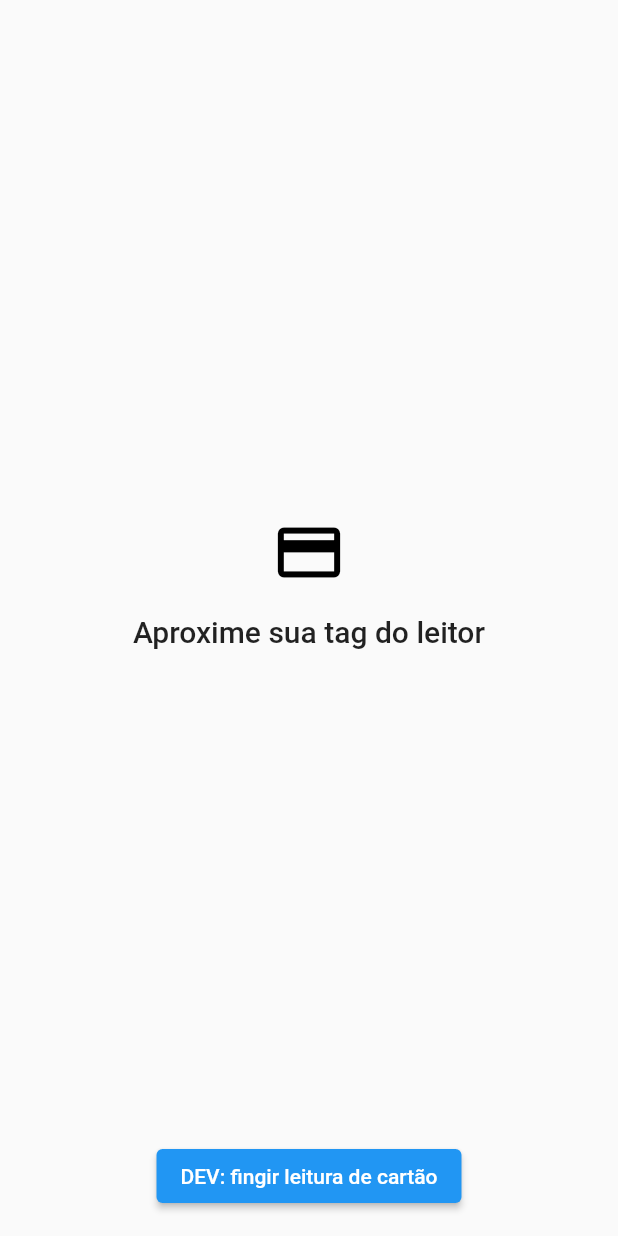
After one commit to jjosenaldo/charity-machine, a Flutter app: the screen it shows after launch, on a phone screen of 412 x 824 dp. The commit adds this screen. Run offline on Flutter 3.47's test engine with Material 2 defaults, Android fonts, the phone set to English and light mode, and no system bars; our stand-ins replace cached_network_image, flutter_riverpod, go_router, google_fonts, stack_trace.

Commit message:
feature: navigation more or less functional

```diff
--- a/machine_app/lib/main.dart
+++ b/machine_app/lib/main.dart
@@ -1,6 +1,12 @@
 import 'package:charity/modules/main/app.dart';
 import 'package:flutter/material.dart';
+import 'package:stack_trace/stack_trace.dart' as stack_trace;
 
 void main() {
+  FlutterError.demangleStackTrace = (StackTrace stack) {
+    if (stack is stack_trace.Trace) return stack.vmTrace;
+    if (stack is stack_trace.Chain) return stack.toTrace().vmTrace;
+    return stack;
+  };
   runApp(const CharityApp());
 }
--- /dev/null
+++ b/machine_app/lib/modules/auth/presentation/pages/auth_page.dart
@@ -0,0 +1,39 @@
+import 'package:flutter/material.dart';
+import 'package:go_router/go_router.dart';
+
+// TODO: add logout button (to all pages?)
+class AuthPage extends StatelessWidget {
+  const AuthPage({super.key});
+
+  @override
+  Widget build(BuildContext context) {
+    return Scaffold(
+      body: Center(
+        child: Container(
+          padding: const EdgeInsets.all(16.0),
+          child: Column(
+            children: [
+              const Spacer(),
+              const Icon(
+                Icons.credit_card,
+                size: 50,
+                color: Colors.black,
+              ),
+              const SizedBox(height: 16.0),
+              Text(
+                'Aproxime sua tag do leitor',
+                style: Theme.of(context).textTheme.titleLarge,
+              ),
+              const Spacer(),
+              ElevatedButton(
+                onPressed: () => context.goNamed('/category'),
+                // TODO: remove after
+                child: const Text('DEV: fingir leitura de cartão'),
+              ),
+            ],
+          ),
+        ),
+      ),
+    );
+  }
+}
--- a/machine_app/lib/modules/main/main_providers.dart
+++ b/machine_app/lib/modules/main/main_providers.dart
@@ -1,3 +1,4 @@
+import 'package:charity/modules/auth/presentation/pages/auth_page.dart';
 import 'package:charity/modules/common/domain/entities/item.dart';
 import 'package:charity/modules/home/home_providers.dart';
 import 'package:charity/modules/home/presentation/pages/select_category/select_category_page.dart';
@@ -8,24 +9,37 @@ import 'package:flutter_riverpod/flutter_riverpod.dart';
 import 'package:go_router/go_router.dart';
 
 final goRouterProvider = Provider<GoRouter>((ref) {
-  final homeDataNotifier = ref.watch(categoryMenuNotifierProvider.notifier);
-
   return GoRouter(
+    initialLocation: '/auth',
     routes: <RouteBase>[
+      StatefulShellRoute(
+        branches: [
+          StatefulShellBranch(routes: [
             GoRoute(
+              name: '/auth',
+              path: '/auth',
+              builder: (BuildContext context, GoRouterState state) {
+                return const AuthPage();
+              },
+            ),
+            GoRoute(
+              name: '/category',
               path: '/category',
               builder: (BuildContext context, GoRouterState state) {
-          _runAfterBuild(homeDataNotifier.loadMenu);
+                _runAfterBuild(
+                  ref.watch(categoryMenuNotifierProvider.notifier).loadMenu,
+                );
 
                 return const SelectCategoryPage();
               },
             ),
             GoRoute(
+              name: '/item',
               path: '/item',
-        name: '/item',
               builder: (BuildContext context, GoRouterState state) {
-          final items =
-              (state.extra is List<Item> ? state.extra as List<Item> : <Item>[])
+                final items = (state.extra is List<Item>
+                        ? state.extra as List<Item>
+                        : <Item>[])
                     .where((item) => item.isAvailable)
                     .toList();
 
@@ -38,6 +52,11 @@ final goRouterProvider = Provider<GoRouter>((ref) {
                 return const MenuPage();
               },
             ),
+          ]),
+        ],
+        navigatorContainerBuilder: (_, __, children) => children.first,
+        builder: (_, __, child) => child,
+      ),
     ],
   );
 });
```
Also changed, not shown: machine_app/lib/modules/home/data/datasources/impl/menu_remote_datasource_impl.dart (+11 -11 lines), machine_app/lib/modules/menu/presentation/pages/menu_page.dart (+8 -2 lines). Lines whose indentation alone changed are shown as unchanged.
